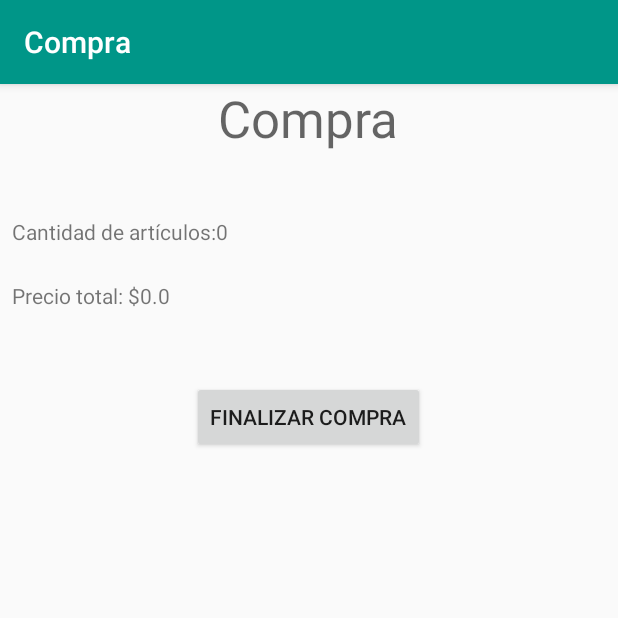
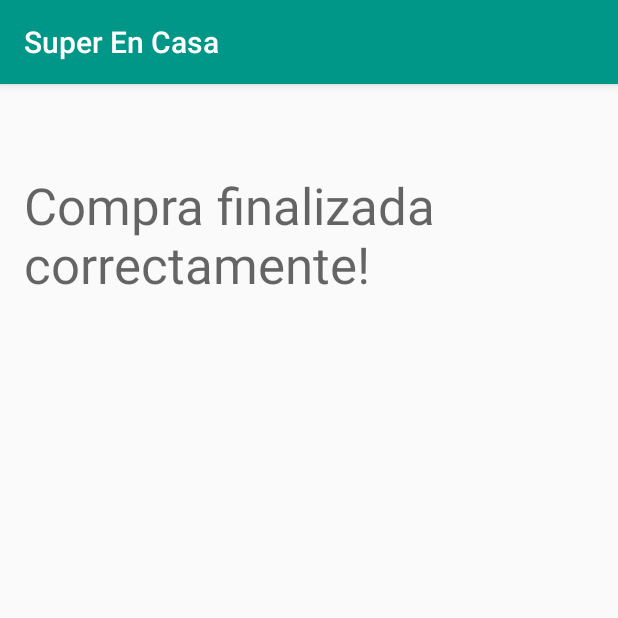
Before and after one commit to fercazzari/app2, an Android app: the CompraActivity screen opened directly, with no data from a screen before it, after a tap on "FINALIZAR COMPRA", on a phone screen of 412 x 824 dp, the top half of it. Run offline under Robolectric (Android 15) with nearby library versions, the phone set to English and light mode, and no system bars; 2 statements that could not run were skipped.

Commit message:
Compra finalizada OK

```diff
--- a/app/src/main/java/pp2/app2/activities/CompraActivity.java
+++ b/app/src/main/java/pp2/app2/activities/CompraActivity.java
@@ -8,6 +8,7 @@ import android.widget.TextView;
 import android.widget.Toast;
 
 import pp2.app2.R;
+import pp2.app2.controlador.ApplicationController;
 import pp2.app2.helpers.IdentityField;
 import pp2.app2.modelo.Carrito;
 import pp2.app2.modelo.Producto;
@@ -26,9 +27,10 @@ public class CompraActivity extends AppCompatActivity {
         String nombre_producto = getIntent().getStringExtra("nombre_producto");
         String precio_producto = getIntent().getStringExtra("precio_producto");
 
+        final Producto producto = new Producto(new IdentityField(Integer.valueOf(id_producto)), nombre_producto, Double.valueOf(precio_producto));
+
         this.carrito = new Carrito();
-        this.carrito.agregarItem(
-                new Producto(new IdentityField(Integer.valueOf(id_producto)), nombre_producto, Double.valueOf(precio_producto)));
+        this.carrito.agregarItem(producto);
 
         TextView tv_cantidad = (TextView)findViewById(R.id.txt_cantidad);
         tv_cantidad.setText(String.valueOf(this.carrito.getCantidad()));
@@ -41,8 +43,7 @@ public class CompraActivity extends AppCompatActivity {
 
             @Override
             public void onClick(View v) {
-                // TODO sincronizar el carrito con el ws
-                Toast.makeText(CompraActivity.this, "Compra finalizada. Retirá el producto por el local!", Toast.LENGTH_SHORT).show();
+                ApplicationController.recibirCommand("verCompraFinalizada", getApplicationContext(), producto);
             }
         });
 
--- /dev/null
+++ b/app/src/main/java/pp2/app2/activities/CompraFinalizadaActivity.java
@@ -0,0 +1,20 @@
+package pp2.app2.activities;
+
+import android.support.v7.app.AppCompatActivity;
+import android.os.Bundle;
+import android.widget.TextView;
+
+import pp2.app2.R;
+
+public class CompraFinalizadaActivity extends AppCompatActivity {
+
+    @Override
+    protected void onCreate(Bundle savedInstanceState) {
+        super.onCreate(savedInstanceState);
+        setContentView(R.layout.activity_compra_finalizada);
+
+        TextView lbl_compra_finalizada = (TextView)findViewById(R.id.lbl_compra_finalizada);
+        lbl_compra_finalizada.setText("Compra finalizada correctamente!");
+
+    }
+}
--- a/app/src/main/java/pp2/app2/controlador/ApplicationController.java
+++ b/app/src/main/java/pp2/app2/controlador/ApplicationController.java
@@ -4,6 +4,7 @@ import android.content.Context;
 import android.content.Intent;
 
 import pp2.app2.activities.CompraActivity;
+import pp2.app2.activities.CompraFinalizadaActivity;
 import pp2.app2.activities.ProductoActivity;
 import pp2.app2.activities.SugerenciaActivity;
 import pp2.app2.controlador.Comandos.ComandoPedido;
@@ -39,6 +40,9 @@ public class ApplicationController {
                 break;
             case "aceptarSugerencia":
                 break;
+            case "verCompraFinalizada":
+                mostrarCompraFinalizada(contexto, producto);
+                break;
         }
     }
 
@@ -66,6 +70,13 @@ public class ApplicationController {
         i.putExtra("nombre_producto", producto.getNombre());
         i.putExtra("precio_producto", String.valueOf(producto.getPrecio()));
 
+        context.startActivity( i );
+    }
+
+    public static void mostrarCompraFinalizada (Context context, Producto producto) {
+
+        Intent i = new Intent(context, CompraFinalizadaActivity.class);
+        i.setFlags(Intent.FLAG_ACTIVITY_NEW_TASK);
         context.startActivity( i );
     }
 
--- /dev/null
+++ b/app/src/main/res/layout/activity_compra_finalizada.xml
@@ -0,0 +1,26 @@
+<?xml version="1.0" encoding="utf-8"?>
+
+<RelativeLayout xmlns:android="http://schemas.android.com/apk/res/android"
+    xmlns:tools="http://schemas.android.com/tools"
+    android:layout_width="match_parent"
+    android:layout_height="match_parent"
+    android:paddingBottom="@dimen/activity_vertical_margin"
+    android:paddingLeft="@dimen/activity_horizontal_margin"
+    android:paddingRight="@dimen/activity_horizontal_margin"
+    android:paddingTop="@dimen/activity_vertical_margin"
+    tools:context="pp2.app2.activities.SugerenciaActivity">
+
+    <TextView
+        android:id="@+id/lbl_compra_finalizada"
+        android:layout_width="wrap_content"
+        android:layout_height="wrap_content"
+        android:layout_marginTop="42dp"
+        android:text="TextView"
+        android:textAppearance="@style/TextAppearance.AppCompat.Display1"
+        android:layout_alignParentTop="true"
+        android:layout_alignParentLeft="true"
+        android:layout_alignParentStart="true"
+        android:layout_alignParentRight="true"
+        android:layout_alignParentEnd="true" />
+
+</RelativeLayout>
--- a/app/src/main/res/layout/activity_sugerencia.xml
+++ b/app/src/main/res/layout/activity_sugerencia.xml
@@ -8,7 +8,7 @@
     android:paddingLeft="@dimen/activity_horizontal_margin"
     android:paddingRight="@dimen/activity_horizontal_margin"
     android:paddingTop="@dimen/activity_vertical_margin"
-    tools:context="pp2.app2.activities.RecomendadosActivity">
+    tools:context="pp2.app2.activities.SugerenciaActivity">
 
     <TextView
         android:id="@+id/txt_recomendado"
```
Also changed, not shown: app/src/main/AndroidManifest.xml (+10 -6 lines).
